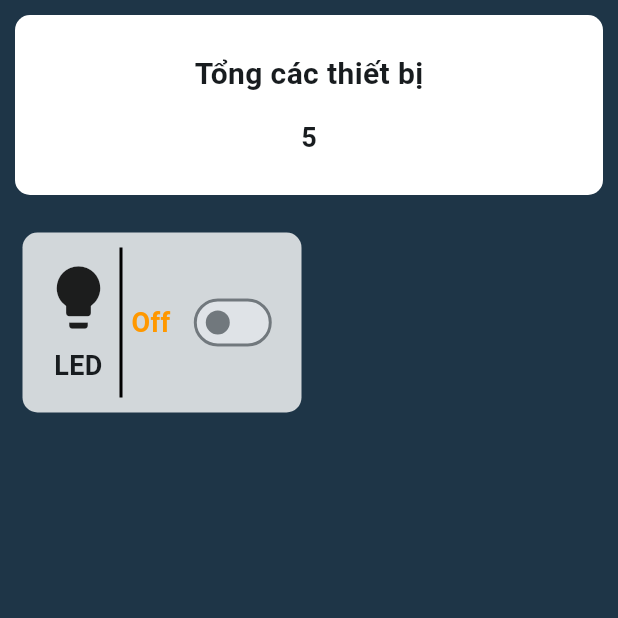
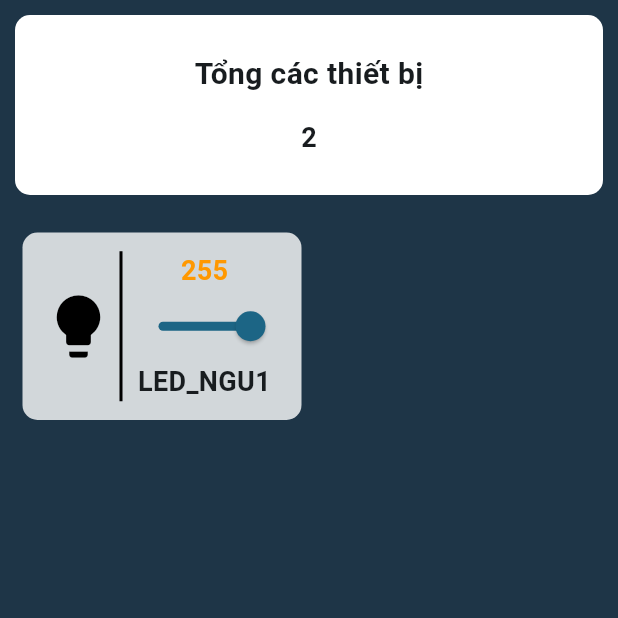
Before and after one commit to tai24112003/Smart_Home, a Flutter app: the screen it shows after launch, on a phone screen of 412 x 824 dp, the top half of it. Run offline on Flutter 3.47's test engine with Material 3 defaults, Android fonts, the phone set to English and light mode, and no system bars; our stand-ins replace firebase_core, firebase_database; accounts and stored records are empty.

Commit message:
update by Vinh

```diff
--- a/lib/components/BuildListItem.dart
+++ b/lib/components/BuildListItem.dart
@@ -10,12 +10,11 @@ class BuildItem extends StatelessWidget {
     int count = list!.length;
     print(count);
     return Container(
-      height: MediaQuery.of(context).size.height - // Set the height explicitly
-          AppBar().preferredSize.height - // Consider the app bar height
-          MediaQuery.of(context).padding.bottom, // Consider the bottom padding
+      height:
+          125.0 * (list!.length / 2).ceil() + 20, // Consider the bottom padding
       child: ListView.builder(
-        physics: NeverScrollableScrollPhysics(),
-        padding: EdgeInsets.all(5),
+        physics: const NeverScrollableScrollPhysics(),
+        padding: const EdgeInsets.all(5),
         itemCount: count,
         itemBuilder: (context, index) {
           if (count % 2 != 0 && index == count - 1) {
--- a/lib/components/DeviceItem.dart
+++ b/lib/components/DeviceItem.dart
@@ -1,3 +1,5 @@
+import 'dart:ffi';
+
 import 'package:firebase_database/firebase_database.dart';
 import 'package:flutter/material.dart';
 import 'package:smarthome/models/room.dart';
@@ -20,11 +22,31 @@ Future<void> _updateFirebaseStatus(String key, bool status) async {
   }
 }
 
+Future<void> _updateFirebaseStatusI(String key, int status) async {
+  try {
+    await _databaseReference.update({key: status});
+    print("Firebase update successful");
+  } catch (error) {
+    print("Error updating Firebase: $error");
+  }
+}
+
 class _DevicceItemState extends State<DevicceItem> {
   bool status = false;
+  double _sliderValue = 255;
   @override
   Widget build(BuildContext context) {
+    IconData iconW = Icons.lightbulb;
+    switch (widget.device.type) {
+      case "led":
+        iconW = Icons.lightbulb;
+        break;
+      case "servo":
+        iconW = Icons.settings;
+        break;
+    }
     return Container(
+      height: 125,
       width: (MediaQuery.of(context).size.width / 2) - 20,
       margin: const EdgeInsets.all(10),
       padding: const EdgeInsets.all(10),
@@ -43,11 +65,10 @@ class _DevicceItemState extends State<DevicceItem> {
               child: Column(
                 mainAxisAlignment: MainAxisAlignment.spaceEvenly,
                 children: [
-                  Icon(Icons.lightbulb, size: 50),
-                  Text(
-                    "LED",
-                    style: TextStyle(fontSize: 18, fontWeight: FontWeight.bold),
-                    textAlign: TextAlign.center,
+                  Icon(
+                    iconW,
+                    size: 50,
+                    color: Color.fromRGBO(0, 0, 0, _sliderValue / 255),
                   ),
                 ],
               ),
@@ -64,15 +85,19 @@ class _DevicceItemState extends State<DevicceItem> {
               child: Column(
                 mainAxisAlignment: MainAxisAlignment.spaceEvenly,
                 children: [
-                  Row(
-                    mainAxisAlignment: MainAxisAlignment.spaceAround,
-                    children: [
-                      Text(status == false ? "Off" : "On",
-                          style: TextStyle(
+                  widget.device.id.contains("phongngu")
+                      ? Text(!status ? "Off" : "On",
+                          style: const TextStyle(
+                              fontSize: 18,
+                              fontWeight: FontWeight.bold,
+                              color: Colors.orange))
+                      : Text(_sliderValue.ceil().toString(),
+                          style: const TextStyle(
                               fontSize: 18,
                               fontWeight: FontWeight.bold,
                               color: Colors.orange)),
-                      Switch(
+                  widget.device.id.contains("phongngu")
+                      ? Switch(
                           value: status,
                           onChanged: (value) {
                             setState(() {
@@ -80,8 +105,28 @@ class _DevicceItemState extends State<DevicceItem> {
                             });
                             _updateFirebaseStatus(widget.device.id, status);
                           },
+                        )
+                      : SizedBox(
+                          child: Slider(
+                            min: 0,
+                            max: 255,
+                            value: _sliderValue,
+                            onChanged: (a) {
+                              setState(() {
+                                _sliderValue = a;
+                              });
+                            },
+                            onChangeEnd: (a) {
+                              _updateFirebaseStatusI(
+                                  widget.device.id, a.round());
+                            },
                           ),
-                    ],
+                        ),
+                  Text(
+                    widget.device.id.toUpperCase(),
+                    style: const TextStyle(
+                        fontSize: 18, fontWeight: FontWeight.bold),
+                    textAlign: TextAlign.center,
                   ),
                 ],
               ),
@@ -100,6 +145,7 @@ class _DevicceItemState extends State<DevicceItem> {
       var snapshot = event.snapshot;
       setState(() {
         status = snapshot.value == true;
+        _sliderValue = double.parse(snapshot.value.toString());
       });
     });
   }
--- a/lib/views/DetailRoomScreen.dart
+++ b/lib/views/DetailRoomScreen.dart
@@ -15,11 +15,12 @@ class _DetailRoomScreenState extends State<DetailRoomScreen> {
   Room?
       rooms; // Use nullable type since it might not find a room with the specified id
   List<Device> led = [];
+  List<Device> motor = [];
   void _loadData() {
     Room.getData().then((value) {
       setState(() {
         // Filter the room based on the condition
-        rooms = Room.rooms.firstWhere((element) => element.id == "san",
+        rooms = Room.rooms.firstWhere((element) => element.id == "phongngu1",
             orElse: () => Room(id: "", name: "", devices: []));
 
         // Check if the room was found before accessing its devices
@@ -32,6 +33,14 @@ class _DetailRoomScreenState extends State<DetailRoomScreen> {
                     description: e.description,
                   ))
               .toList();
+          // motor = rooms!.devices
+          //     .where((e) => e.type == "servo")
+          //     .map((e) => Device(
+          //           id: e.id,
+          //           type: e.type,
+          //           description: e.description,
+          //         ))
+          //     .toList();
         }
       });
     });
@@ -82,7 +91,8 @@ class _DetailRoomScreenState extends State<DetailRoomScreen> {
                           ],
                         ),
                       ),
-                      BuildItem(list: led)
+                      BuildItem(list: led),
+                      BuildItem(list: motor),
                     ],
                   ),
                 )
```
Lines whose indentation alone changed are shown as unchanged.
